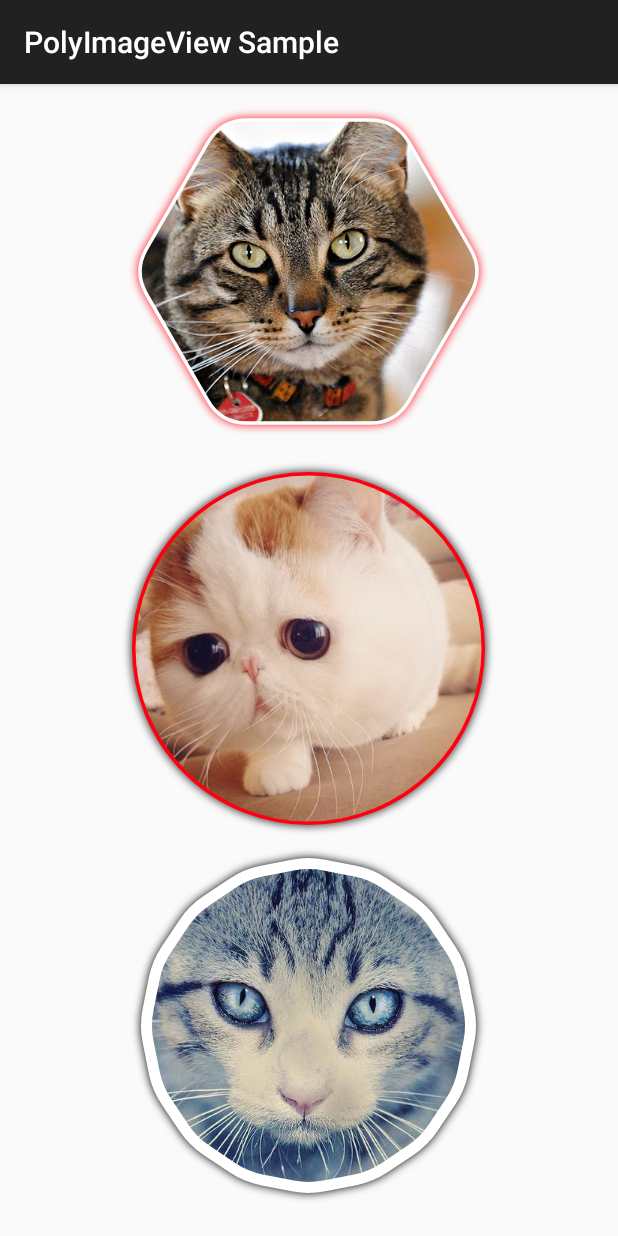
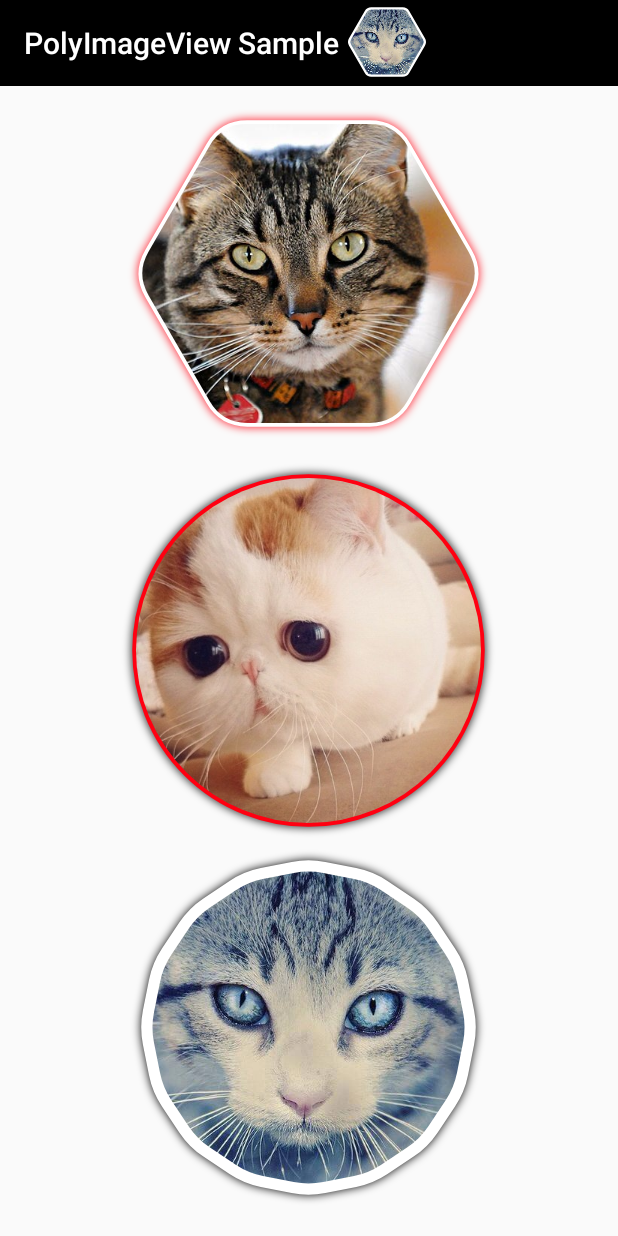
Before and after one commit to AlbertGrobas/PolygonImageView, an Android app: the screen it shows after launch (SampleActivity), on a phone screen of 412 x 824 dp. Run offline under Robolectric (Android 15) with nearby library versions, the phone set to English and light mode, and no system bars; pictures from the network do not load.

Commit message:
Fixes bug #2

```diff
--- a/build.gradle
+++ b/build.gradle
@@ -5,7 +5,7 @@ buildscript {
         jcenter()
     }
     dependencies {
-        classpath 'com.android.tools.build:gradle:1.2.2'
+        classpath 'com.android.tools.build:gradle:1.2.3'
         // NOTE: Do not place your application dependencies here; they belong
         // in the individual module build.gradle files
     }
--- a/polygonimageview/src/main/java/net/grobas/shapes/PolygonShapeSpec.java
+++ b/polygonimageview/src/main/java/net/grobas/shapes/PolygonShapeSpec.java
@@ -19,7 +19,7 @@ public class PolygonShapeSpec {
     private boolean hasBorder;
     private float cornerRadius;
     private int borderColor;
-    private int borderWidth;
+    private float borderWidth;
     private boolean hasShadow;
     private float shadowRadius;
     private float shadowXOffset, shadowYOffset;
@@ -51,11 +51,11 @@ public class PolygonShapeSpec {
         this.borderColor = borderColor;
     }
 
-    public int getBorderWidth() {
+    public float getBorderWidth() {
         return borderWidth;
     }
 
-    public void setBorderWidth(int borderWidth) {
+    public void setBorderWidth(float borderWidth) {
         this.borderWidth = borderWidth;
     }
 
--- a/polygonimageview/src/main/java/net/grobas/view/PolygonImageView.java
+++ b/polygonimageview/src/main/java/net/grobas/view/PolygonImageView.java
@@ -91,8 +91,7 @@ public class PolygonImageView extends ImageView {
             mPolygonShapeSpec.setShadowColor(attributes.getColor(R.styleable.PolygonImageView_poly_shadow_color, Color.BLACK));
             mPolygonShapeSpec.setHasBorder(attributes.getBoolean(R.styleable.PolygonImageView_poly_border, false));
             mPolygonShapeSpec.setBorderColor(attributes.getColor(R.styleable.PolygonImageView_poly_border_color, Color.WHITE));
-            mPolygonShapeSpec.setBorderWidth(attributes.getDimensionPixelOffset(R.styleable.PolygonImageView_poly_border_width,
-                    (int) (getResources().getDisplayMetrics().density) * 4));
+            mPolygonShapeSpec.setBorderWidth(attributes.getDimension(R.styleable.PolygonImageView_poly_border_width, 4));
 
         } finally {
             attributes.recycle();
@@ -111,12 +110,11 @@ public class PolygonImageView extends ImageView {
         mBorderPaint = new Paint(Paint.ANTI_ALIAS_FLAG);
         mBorderPaint.setStyle(Paint.Style.STROKE);
         mBorderPaint.setPathEffect(new CornerPathEffect(mPolygonShapeSpec.getCornerRadius()));
-        mBorderPaint.setColor(mPolygonShapeSpec.getBorderColor());
-        mBorderPaint.setStrokeWidth(mPolygonShapeSpec.hasBorder() ? mPolygonShapeSpec.getBorderWidth() : 0f);
 
-        //Avoid known shadow problems
-        if (Build.VERSION.SDK_INT > 13)
-            setLayerType(LAYER_TYPE_SOFTWARE, null);
+        if(mPolygonShapeSpec.hasBorder()) {
+            mBorderPaint.setColor(mPolygonShapeSpec.getBorderColor());
+            mBorderPaint.setStrokeWidth(mPolygonShapeSpec.getBorderWidth());
+        }
 
         if (mPolygonShapeSpec.hasShadow()) {
             //Shadow on border even if isBordered is false. Better effect and performance that
@@ -124,6 +122,10 @@ public class PolygonImageView extends ImageView {
             mBorderPaint.setShadowLayer(mPolygonShapeSpec.getShadowRadius(), mPolygonShapeSpec.getShadowXOffset(),
                     mPolygonShapeSpec.getShadowYOffset(), mPolygonShapeSpec.getShadowColor());
         }
+
+        //Avoid known shadow problems
+        if (Build.VERSION.SDK_INT > 13)
+            setLayerType(LAYER_TYPE_SOFTWARE, null);
 
         mPolygonShape = new RegularPolygonShape();
     }
@@ -328,19 +330,16 @@ public class PolygonImageView extends ImageView {
      */
     private void rebuildPolygon() {
         //recalculate new center
-        int borderNeeded = mPolygonShapeSpec.hasBorder() ? mPolygonShapeSpec.getBorderWidth() : 0;
+        float borderNeeded = mPolygonShapeSpec.hasBorder() ? mPolygonShapeSpec.getBorderWidth() : 0;
+        float shadowNeeded = mPolygonShapeSpec.hasShadow() ? mPolygonShapeSpec.getShadowRadius() : 0;
         mPolygonShapeSpec.setCenterX(mPolygonShapeSpec.getDiameter() / 2 + (float) (getPaddingLeft() +
-                getPaddingRight()) / 2 + borderNeeded + mPolygonShapeSpec.getShadowRadius() +
-                Math.abs(mPolygonShapeSpec.getShadowXOffset()));
+                getPaddingRight()) / 2 + borderNeeded + shadowNeeded);
         mPolygonShapeSpec.setCenterY(mPolygonShapeSpec.getDiameter() / 2 + (float) (getPaddingTop() +
-                getPaddingBottom()) / 2 + borderNeeded + mPolygonShapeSpec.getShadowRadius() +
-                Math.abs(mPolygonShapeSpec.getShadowYOffset()));
+                getPaddingBottom()) / 2 + borderNeeded + shadowNeeded);
 
         if (mPolygonShapeSpec.getNumVertex() < 3)
             return;
 
-        mPolygonShapeSpec.updatePosition(mPolygonShapeSpec.getCenterX(), mPolygonShapeSpec.getCenterY(),
-                mPolygonShapeSpec.getDiameter());
         mPath = mPolygonShape.getPolygonPath(mPolygonShapeSpec);
     }
 
@@ -363,11 +362,10 @@ public class PolygonImageView extends ImageView {
         if(mPolygonShapeSpec == null)
             return;
 
-        int borderPadding = mPolygonShapeSpec.hasBorder() ? mPolygonShapeSpec.getBorderWidth() : 0;
-        float xPadding = (l + r + borderPadding * 2 + mPolygonShapeSpec.getShadowRadius() * 2 +
-                Math.abs(mPolygonShapeSpec.getShadowXOffset()));
-        float yPadding = (t + b + borderPadding * 2 + mPolygonShapeSpec.getShadowRadius() * 2 +
-                Math.abs(mPolygonShapeSpec.getShadowYOffset()));
+        float borderPadding = mPolygonShapeSpec.hasBorder() ? mPolygonShapeSpec.getBorderWidth() : 0f;
+        float shadowPadding = mPolygonShapeSpec.hasShadow() ? mPolygonShapeSpec.getShadowRadius() : 0f;
+        float xPadding = (l + r + (borderPadding * 2) + (shadowPadding * 2));
+        float yPadding = (t + b + (borderPadding * 2) + (shadowPadding * 2));
         float diameter = Math.min((float) canvasWidth - xPadding, (float) canvasHeight - yPadding);
         //if the size is changed we need to rebuild the polygon
         if (diameter != mPolygonShapeSpec.getDiameter()) {
@@ -474,19 +472,22 @@ public class PolygonImageView extends ImageView {
      *
      * @param borderWidth new width.
      */
-    public void setBorderWidth(int borderWidth) {
-        if (mPolygonShapeSpec.hasBorder()) {
-            mPolygonShapeSpec.setBorderWidth(borderWidth);
-            updateBorderSpecs();
-        }
+    public void setBorderWidth(float borderWidth) {
+        mPolygonShapeSpec.setBorderWidth(borderWidth * (getResources().getDisplayMetrics().density));
+        updateBorderSpecs();
     }
 
     /**
      * Sets new border width and update polygon size.
      */
     private void updateBorderSpecs() {
-        mBorderPaint.setStrokeWidth((int) (getResources().getDisplayMetrics().density)*
-                mPolygonShapeSpec.getBorderWidth());
+        if(mPolygonShapeSpec.hasBorder()) {
+            mBorderPaint.setStrokeWidth(mPolygonShapeSpec.getBorderWidth());
+            mBorderPaint.setColor(mPolygonShapeSpec.getBorderColor());
+        } else {
+            mBorderPaint.setStrokeWidth(0);
+            mBorderPaint.setColor(0);
+        }
         updatePolygonSize();
         invalidate();
     }
@@ -511,20 +512,15 @@ public class PolygonImageView extends ImageView {
         setBorderColor(getResources().getColor(resourceBorderColor));
     }
 
-    public void addBorder(int borderWidth, int borderColor) {
+    public void addBorder(float borderWidth, int borderColor) {
         mPolygonShapeSpec.setHasBorder(true);
-        mPolygonShapeSpec.setBorderWidth(borderWidth);
+        mPolygonShapeSpec.setBorderWidth(borderWidth * (getResources().getDisplayMetrics().density));
         mPolygonShapeSpec.setBorderColor(borderColor);
-        mBorderPaint.setColor(borderColor);
         updateBorderSpecs();
-        invalidate();
     }
 
-    public void addBorderResource(int borderWidth, @ColorRes int resourceBorderColor) {
-        mPolygonShapeSpec.setHasBorder(true);
-        mPolygonShapeSpec.setBorderWidth(borderWidth);
-        updateBorderSpecs();
-        setBorderColorResource(resourceBorderColor);
+    public void addBorderResource(float borderWidth, @ColorRes int resourceBorderColor) {
+        addBorder(borderWidth, getResources().getColor(resourceBorderColor));
     }
 
     /**
@@ -563,11 +559,7 @@ public class PolygonImageView extends ImageView {
     }
 
     public void addShadowResource(float radius, float offsetX, float offsetY, @ColorRes int color) {
-        mPolygonShapeSpec.setShadowRadius(radius);
-        mPolygonShapeSpec.setShadowXOffset(offsetX);
-        mPolygonShapeSpec.setShadowYOffset(offsetY);
-        mPolygonShapeSpec.setShadowColor(getResources().getColor(color));
-        startShadow();
+        addShadow(radius, offsetX, offsetY, getResources().getColor(color));
     }
 
     private void startShadow() {
--- a/sample/src/main/java/net/grobas/polygonimageview/sample/SampleActivity.java
+++ b/sample/src/main/java/net/grobas/polygonimageview/sample/SampleActivity.java
@@ -3,6 +3,7 @@ package net.grobas.polygonimageview.sample;
 import android.graphics.Color;
 import android.os.Bundle;
 import android.support.v7.app.AppCompatActivity;
+import android.support.v7.widget.Toolbar;
 import android.widget.LinearLayout;
 
 import net.grobas.shapes.PaperPolygonShape;
@@ -16,15 +17,17 @@ public class SampleActivity extends AppCompatActivity {
         super.onCreate(savedInstanceState);
         setContentView(R.layout.activity_sample);
 
+        setSupportActionBar((Toolbar) findViewById(R.id.toolbar));
+
         PolygonImageView kitty = (PolygonImageView) findViewById(R.id.kitty01);
         LinearLayout layout = (LinearLayout) findViewById(R.id.layout);
 
         PolygonImageView view = new PolygonImageView(this);
         view.setImageResource(R.drawable.cat07);
 
-        view.addShadow(15f, 0f, 7.5f, Color.YELLOW);
-        view.addBorder(15, Color.WHITE);
-        view.setCornerRadius(15);
+        view.addShadow(10f, 0f, 0f, Color.RED);
+        view.addBorder(10, Color.WHITE);
+        view.setCornerRadius(10);
         view.setVertices(16);
 
         view.setPolygonShape(new StarPolygonShape(0.8f, false));
@@ -32,12 +35,13 @@ public class SampleActivity extends AppCompatActivity {
 
         PolygonImageView view2 = new PolygonImageView(this);
         view2.setImageResource(R.drawable.cat01);
-        view2.addShadow(7f, 0f, 0f, Color.BLACK);
+        view2.addShadow(15f, 0f, 0f, Color.BLACK);
         view2.addBorder(10, Color.WHITE);
         view2.setCornerRadius(10);
-        view2.setVertices(23);
+        view2.setVertices(24);
 
         view2.setPolygonShape(new StarPolygonShape(0.8f, true));
+
         layout.addView(view2, kitty.getLayoutParams());
 
         PolygonImageView view3 = new PolygonImageView(this);
@@ -50,8 +54,6 @@ public class SampleActivity extends AppCompatActivity {
         view3.setPolygonShape(new PaperPolygonShape(-15, 25));
         layout.addView(view3, kitty.getLayoutParams());
 
-
-
     }
 
 }
--- a/sample/src/main/res/layout/activity_sample.xml
+++ b/sample/src/main/res/layout/activity_sample.xml
@@ -1,82 +1,110 @@
-<ScrollView xmlns:android="http://schemas.android.com/apk/res/android"
+<RelativeLayout xmlns:android="http://schemas.android.com/apk/res/android"
     xmlns:app="http://schemas.android.com/apk/res-auto"
     android:layout_width="match_parent"
-    android:fitsSystemWindows="true"
-    android:layout_height="wrap_content" >
+    android:layout_height="match_parent"
+    android:fitsSystemWindows="true">
+
+    <android.support.v7.widget.Toolbar xmlns:local="http://schemas.android.com/apk/res-auto"
+        android:id="@+id/toolbar"
+        android:layout_width="match_parent"
+        android:layout_height="wrap_content"
+        android:background="?attr/colorPrimary"
+        android:minHeight="?attr/actionBarSize"
+        local:theme="@style/ThemeOverlay.AppCompat.Dark.ActionBar">
+
+        <net.grobas.view.PolygonImageView
+            android:layout_width="?attr/actionBarSize"
+            android:layout_height="?attr/actionBarSize"
+            android:src="@drawable/cat01"
+            app:poly_border="true"
+            app:poly_border_color="@android:color/white"
+            app:poly_border_width="3dp"
+            app:poly_corner_radius="3"
+            app:poly_vertices="6" />
+
+    </android.support.v7.widget.Toolbar>
+
+    <ScrollView
+        android:layout_width="match_parent"
+        android:layout_height="wrap_content"
+        android:layout_below="@id/toolbar"
+        android:fitsSystemWindows="true">
 
         <LinearLayout
             android:id="@+id/layout"
             android:layout_width="match_parent"
             android:layout_height="wrap_content"
             android:gravity="center_horizontal"
-        android:orientation="vertical" >
+            android:orientation="vertical">
 
             <net.grobas.view.PolygonImageView
                 android:id="@+id/kitty01"
                 android:layout_width="250dp"
                 android:layout_height="250dp"
                 android:src="@drawable/cat07"
-            app:poly_shadow="true"
                 app:poly_border="true"
                 app:poly_border_color="@android:color/white"
-            app:poly_vertices="6"
                 app:poly_border_width="5dp"
+                app:poly_corner_radius="25"
+                app:poly_rotation_angle="0"
+                app:poly_shadow="true"
                 app:poly_shadow_color="#f01"
-            app:poly_corner_radius="25"
-            app:poly_rotation_angle="0" />
+                app:poly_vertices="6" />
 
             <net.grobas.view.PolygonImageView
                 android:layout_width="250dp"
                 android:layout_height="250dp"
                 android:src="@drawable/cat03"
-            app:poly_shadow="true"
                 app:poly_border="true"
                 app:poly_border_color="#f01"
-            app:poly_vertices="0"
                 app:poly_border_width="5dp"
                 app:poly_corner_radius="5"
-            app:poly_rotation_angle="0" />
+                app:poly_rotation_angle="0"
+                app:poly_shadow="true"
+                app:poly_vertices="0" />
 
             <net.grobas.view.PolygonImageView
                 android:layout_width="250dp"
                 android:layout_height="250dp"
                 android:src="@drawable/cat01"
-            app:poly_shadow="true"
                 app:poly_border="true"
                 app:poly_border_color="@android:color/white"
-            app:poly_vertices="16"
                 app:poly_border_width="15dp"
                 app:poly_corner_radius="15"
-            app:poly_rotation_angle="270" />
+                app:poly_rotation_angle="270"
+                app:poly_shadow="true"
+                app:poly_vertices="16" />
 
             <net.grobas.view.PolygonImageView
                 android:layout_width="250dp"
                 android:layout_height="250dp"
-            android:src="@drawable/cat04"/>
+                app:poly_shadow="true"
+                android:src="@drawable/cat04" />
 
             <net.grobas.view.PolygonImageView
                 android:layout_width="250dp"
                 android:layout_height="250dp"
                 android:src="@drawable/cat06"
-            app:poly_shadow="true"
                 app:poly_border="true"
                 app:poly_border_color="#33b5e5"
-            app:poly_vertices="8"
                 app:poly_border_width="15dp"
                 app:poly_corner_radius="5"
-            app:poly_rotation_angle="0" />
+                app:poly_rotation_angle="0"
+                app:poly_shadow="true"
+                app:poly_vertices="8" />
 
             <net.grobas.view.PolygonImageView
                 android:layout_width="250dp"
                 android:layout_height="250dp"
                 android:src="@drawable/cat05"
-            app:poly_shadow="true"
                 app:poly_border="true"
                 app:poly_border_color="#33b5e5"
-            app:poly_vertices="8"
                 app:poly_border_width="5dp"
                 app:poly_corner_radius="15"
-            app:poly_rotation_angle="0" />
+                app:poly_rotation_angle="0"
+                app:poly_shadow="true"
+                app:poly_vertices="8" />
 
         </LinearLayout>
     </ScrollView>
+</RelativeLayout>
--- a/sample/src/main/res/values/styles.xml
+++ b/sample/src/main/res/values/styles.xml
@@ -1,8 +1,9 @@
 <resources>
 
     <!-- Base application theme. -->
-    <style name="AppTheme" parent="Theme.AppCompat.Light.DarkActionBar">
+    <style name="AppTheme" parent="Theme.AppCompat.Light.NoActionBar">
         <!-- Customize your theme here. -->
+        <item name="colorPrimary">#000</item>
     </style>
 
 </resources>
```
Also changed, not shown: polygonimageview/src/main/java/net/grobas/shapes/StarPolygonShape.java (+4 -4 lines). Lines whose indentation alone changed are shown as unchanged.
